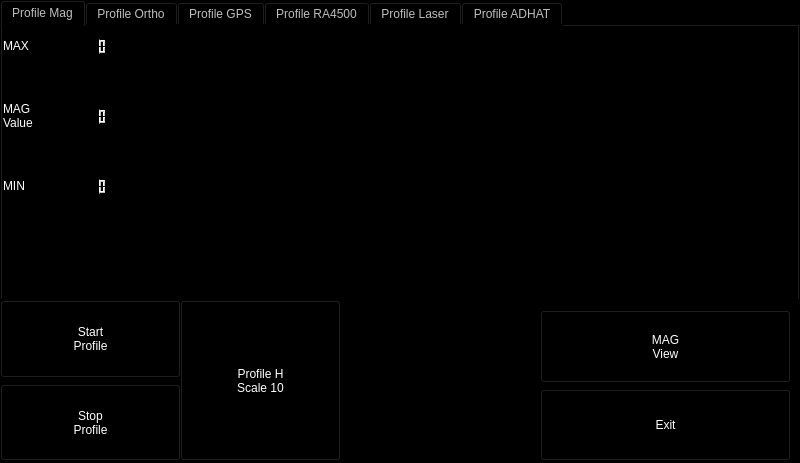
rfreire-newsense/New-Sense-Geophysics, file form_tiny.ui: the form before one commit.
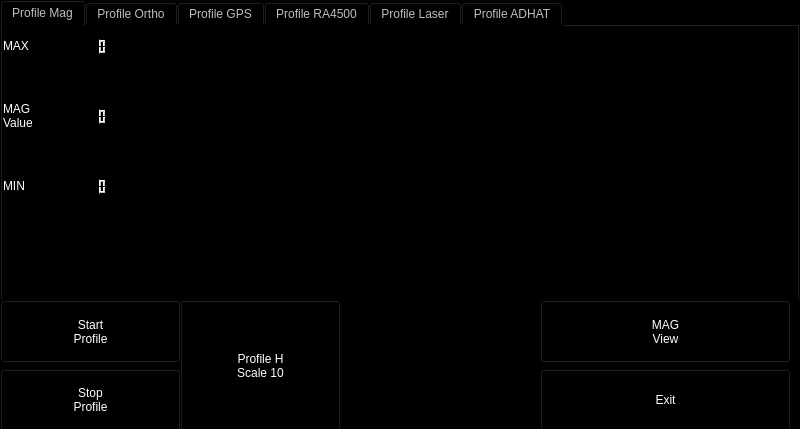
The form after the commit. Icons and pictures are not drawn.

Commit message: readjust size smalli pi

```diff
--- a/form_tiny.ui
+++ b/form_tiny.ui
@@ -8,7 +8,7 @@
     <x>0</x>
     <y>0</y>
     <width>800</width>
-    <height>463</height>
+    <height>429</height>
    </rect>
   </property>
   <property name="sizePolicy">
@@ -31,9 +31,9 @@
     <property name="geometry">
      <rect>
       <x>540</x>
-      <y>310</y>
+      <y>300</y>
       <width>251</width>
-      <height>151</height>
+      <height>131</height>
      </rect>
     </property>
     <layout class="QVBoxLayout" name="verticalLayout_7">
@@ -506,7 +506,7 @@
       <x>0</x>
       <y>300</y>
       <width>181</width>
-      <height>161</height>
+      <height>131</height>
      </rect>
     </property>
     <layout class="QVBoxLayout" name="verticalLayout_3">
@@ -977,7 +977,7 @@
       <x>180</x>
       <y>300</y>
       <width>161</width>
-      <height>161</height>
+      <height>131</height>
      </rect>
     </property>
     <layout class="QHBoxLayout" name="horizontalLayout_10">
@@ -1217,7 +1217,7 @@
       <x>350</x>
       <y>300</y>
       <width>171</width>
-      <height>71</height>
+      <height>51</height>
      </rect>
     </property>
     <layout class="QVBoxLayout" name="verticalLayout_15">
@@ -1243,7 +1243,7 @@
     <property name="geometry">
      <rect>
       <x>350</x>
-      <y>390</y>
+      <y>360</y>
       <width>171</width>
       <height>71</height>
      </rect>
```
The commit also changes 2 other files.
